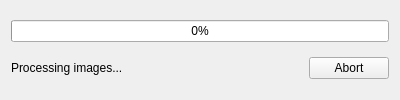
The window that iVS3D/src/iVS3D-core/view/progressdialog.ui (iVS3D/iVS3D) describes before a commit, drawn with Qt 5.
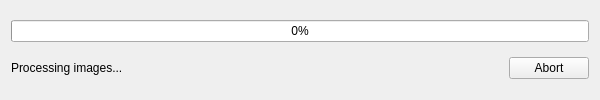
The same window after the commit.

Commit message: blur progress dialog does not resize up and down depending on image index

What changed in the file:
```diff
--- a/iVS3D/src/iVS3D-core/view/progressdialog.ui
+++ b/iVS3D/src/iVS3D-core/view/progressdialog.ui
@@ -9,7 +9,7 @@
    <rect>
     <x>0</x>
     <y>0</y>
-    <width>400</width>
+    <width>600</width>
     <height>100</height>
    </rect>
   </property>
@@ -21,7 +21,7 @@
   </property>
   <property name="minimumSize">
    <size>
-    <width>400</width>
+    <width>600</width>
     <height>100</height>
    </size>
   </property>
@@ -36,7 +36,7 @@
   </property>
   <layout class="QVBoxLayout" name="verticalLayout">
    <property name="sizeConstraint">
-    <enum>QLayout::SetNoConstraint</enum>
+    <enum>QLayout::SetMinimumSize</enum>
    </property>
    <item>
     <widget class="QProgressBar" name="progressBar">
```
The commit also changes 1 other file.
